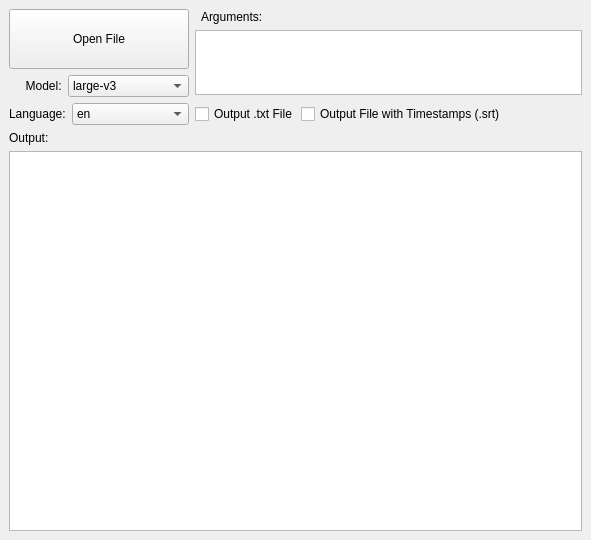
Above: mainwindow.ui from mehtabmahir/easy-whisper-ui before the change. Below: the same form after it.
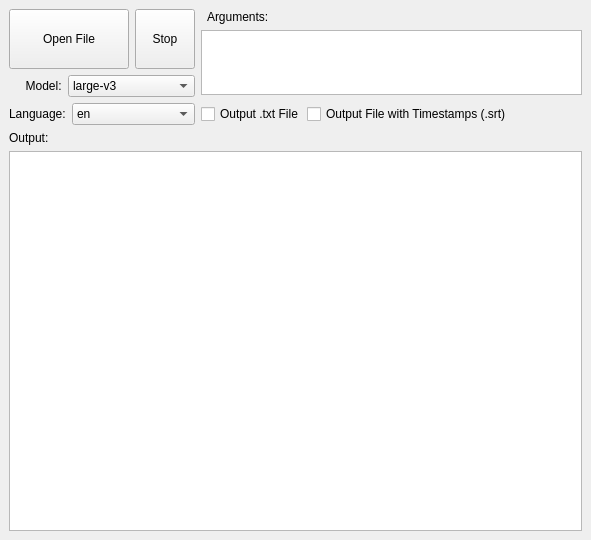
That is the form after the change.

Commit message: Add stop button

Patch:
```diff
--- a/mainwindow.ui
+++ b/mainwindow.ui
@@ -37,13 +37,13 @@
       </property>
       <property name="minimumSize">
        <size>
-        <width>180</width>
+        <width>120</width>
         <height>60</height>
        </size>
       </property>
       <property name="maximumSize">
        <size>
-        <width>180</width>
+        <width>120</width>
         <height>60</height>
        </size>
       </property>
@@ -52,7 +52,32 @@
       </property>
      </widget>
     </item>
-    <item row="0" column="1" rowspan="2">
+    <item row="0" column="1">
+     <widget class="QPushButton" name="stop">
+      <property name="sizePolicy">
+       <sizepolicy hsizetype="Fixed" vsizetype="Fixed">
+        <horstretch>0</horstretch>
+        <verstretch>0</verstretch>
+       </sizepolicy>
+      </property>
+      <property name="minimumSize">
+       <size>
+        <width>60</width>
+        <height>60</height>
+       </size>
+      </property>
+      <property name="maximumSize">
+       <size>
+        <width>60</width>
+        <height>60</height>
+       </size>
+      </property>
+      <property name="text">
+       <string>Stop</string>
+      </property>
+     </widget>
+    </item>
+    <item row="0" column="2" rowspan="2">
      <layout class="QVBoxLayout" name="verticalLayout">
       <item>
        <widget class="QLabel" name="argumentsLabel">
@@ -106,7 +131,7 @@
       </item>
      </layout>
     </item>
-    <item row="1" column="0" rowspan="2">
+    <item row="1" column="0" rowspan="2" colspan="2">
      <layout class="QVBoxLayout" name="verticalLayout_3">
       <item>
        <layout class="QHBoxLayout" name="horizontalLayout">
@@ -275,7 +300,7 @@
       </item>
      </layout>
     </item>
-    <item row="2" column="1">
+    <item row="2" column="2">
      <layout class="QHBoxLayout" name="horizontalLayout_3">
       <item>
        <widget class="QCheckBox" name="txtCheckbox">
@@ -311,7 +336,7 @@
       </item>
      </layout>
     </item>
-    <item row="3" column="0" colspan="2">
+    <item row="3" column="0" colspan="3">
      <layout class="QVBoxLayout" name="verticalLayout_2">
       <item>
        <widget class="QLabel" name="outputLabel">
```
The commit also changes 2 other files.
